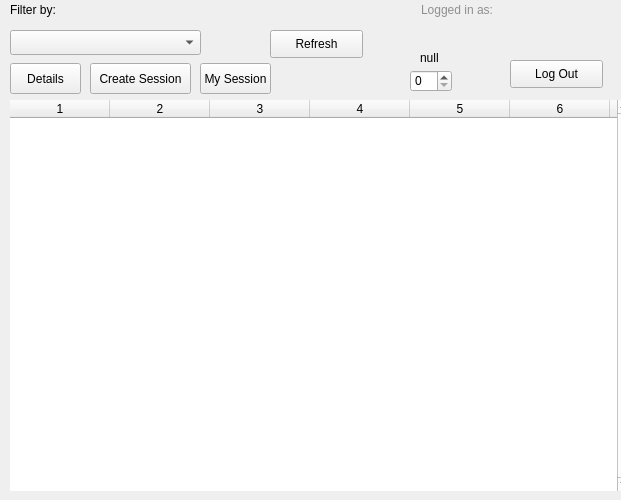
The window that StudyMeet/viewsessions.ui (DanielCChavez/StudyMeet) describes before a commit, drawn with Qt 5.
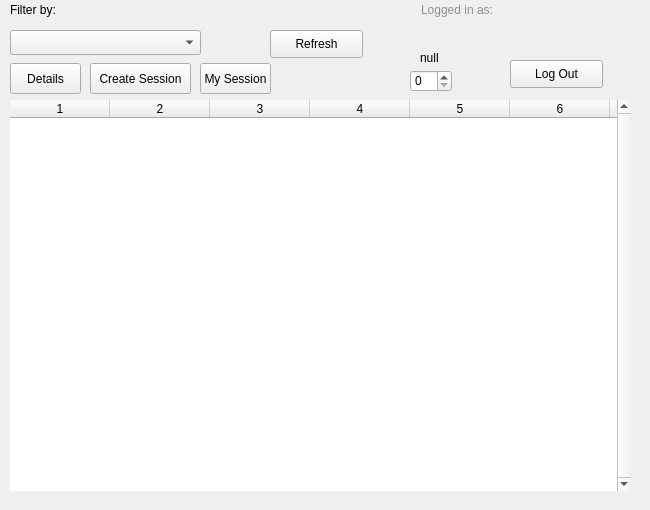
The same window after the commit.

The edit to the form file:
```diff
--- a/StudyMeet/viewsessions.ui
+++ b/StudyMeet/viewsessions.ui
@@ -6,10 +6,16 @@
    <rect>
     <x>0</x>
     <y>0</y>
-    <width>621</width>
-    <height>500</height>
+    <width>650</width>
+    <height>510</height>
    </rect>
   </property>
+  <property name="sizePolicy">
+   <sizepolicy hsizetype="Expanding" vsizetype="Expanding">
+    <horstretch>0</horstretch>
+    <verstretch>0</verstretch>
+   </sizepolicy>
+  </property>
   <property name="minimumSize">
    <size>
     <width>621</width>
@@ -18,8 +24,8 @@
   </property>
   <property name="maximumSize">
    <size>
-    <width>621</width>
-    <height>500</height>
+    <width>650</width>
+    <height>510</height>
    </size>
   </property>
   <property name="windowTitle">
```
